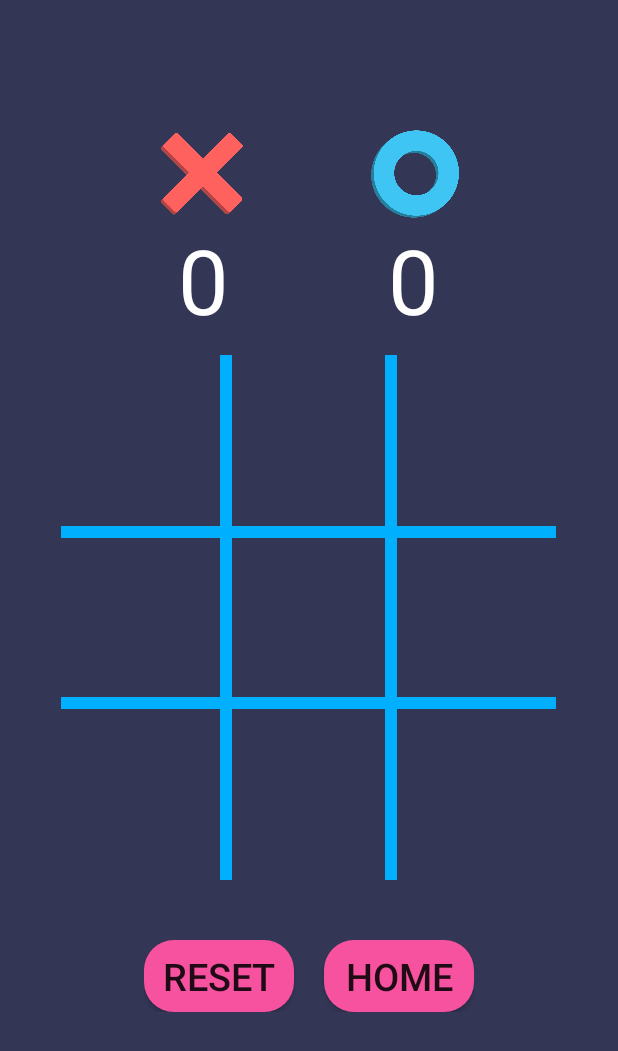
After one commit to Ravishanker7/Tic-Tac-Toe-using-Minmax-algorithm, an Android app: the multiplayer screen opened directly, with no data from a screen before it, on a phone screen of 412 x 824 dp. The commit adds this screen. Shown: the top 1051 px of the screen. Run offline under Robolectric (Android 15) with nearby library versions, the phone set to English and light mode, and no system bars.

Commit message:
multiplayer

```diff
--- a/app/src/main/java/com/example/ttt/MainActivity.java
+++ b/app/src/main/java/com/example/ttt/MainActivity.java
@@ -2,6 +2,8 @@ package com.example.ttt;
 
 import androidx.appcompat.app.AppCompatActivity;
 
+import android.content.Intent;
+import android.media.MediaPlayer;
 import android.os.Bundle;
 import android.view.View;
 import android.widget.Button;
@@ -15,10 +17,10 @@ public class MainActivity extends AppCompatActivity {
     private int w1=3,w2=3,w3=3,w4=3,w5=3,w6=3,w7=3,w8=3,w9=3;
     private String checkplayer="X";
     private int count=0,xcount=0,ocount=0;
-    private Button resetButton;
+    private Button resetButton,homee;
     private TextView xscoree,oscoree;
 
-
+    private MediaPlayer play;
     @Override
     protected void onCreate(Bundle savedInstanceState) {
         super.onCreate(savedInstanceState);
@@ -39,6 +41,12 @@ public class MainActivity extends AppCompatActivity {
         xscoree=findViewById(R.id.xscore);
         oscoree=findViewById(R.id.oscore);
 
+        homee=findViewById(R.id.home1);
+
+        play=MediaPlayer.create(this,R.raw.music);
+
+        play.start();
+
         resetButton.setOnClickListener(new View.OnClickListener() {
             @Override
             public void onClick(View v) {
@@ -47,6 +55,13 @@ public class MainActivity extends AppCompatActivity {
                 ocount = 0;
                 xscoree.setText(String.valueOf(xcount));
                 oscoree.setText(String.valueOf(ocount));
+            }
+        });
+
+        homee.setOnClickListener(new View.OnClickListener() {
+            @Override
+            public void onClick(View v) {
+                startActivity(new Intent(MainActivity.this,chooselevel.class));
             }
         });
 
--- a/app/src/main/java/com/example/ttt/chooselevel.java
+++ b/app/src/main/java/com/example/ttt/chooselevel.java
@@ -25,5 +25,12 @@ public class chooselevel extends AppCompatActivity {
                 finish();
             }
         });
+
+        multiplayer.setOnClickListener(new View.OnClickListener() {
+            @Override
+            public void onClick(View v) {
+                startActivity(new Intent(chooselevel.this,MainActivity.class));
+            }
+        });
     }
 }
--- /dev/null
+++ b/app/src/main/java/com/example/ttt/multiplayer.java
@@ -0,0 +1,115 @@
+package com.example.ttt;
+
+import androidx.appcompat.app.AppCompatActivity;
+
+import android.content.Intent;
+import android.os.Bundle;
+import android.view.View;
+import android.widget.Button;
+import android.widget.ImageView;
+import android.widget.TextView;
+import android.widget.Toast;
+
+public class multiplayer extends AppCompatActivity {
+
+    private ImageView btn1,btn2,btn3,btn4,btn5,btn6,btn7,btn8,btn9;
+    private int w1=3,w2=3,w3=3,w4=3,w5=3,w6=3,w7=3,w8=3,w9=3;
+    private String checkplayer="X";
+    private int count=0,xcount=0,ocount=0;
+    private Button resetButton,homee;
+    private TextView xscoree,oscoree;
+    private String winner;
+
+    //since there are 9 grids
+    //if avialable is 0 than place x
+    //if available is 1 than place 0
+    //else 2 is equal to NULL
+    int[] available={2,2,2,2,2,2,2,2,2};
+    //now we have to check the winning positions of the game
+    int[][] winningpositions={{0,1,2},{3,4,5},{6,7,8},{0,3,6},{1,4,7},{2,5,8},{0,4,8},{2,4,6}};
+
+    @Override
+    protected void onCreate(Bundle savedInstanceState) {
+        super.onCreate(savedInstanceState);
+        setContentView(R.layout.activity_multiplayer);
+
+        btn1=findViewById(R.id.img1);
+        btn2=findViewById(R.id.img2);
+        btn3=findViewById(R.id.img3);
+        btn4=findViewById(R.id.img4);
+        btn5=findViewById(R.id.img5);
+        btn6=findViewById(R.id.img6);
+        btn7=findViewById(R.id.img7);
+        btn8=findViewById(R.id.img8);
+        btn9=findViewById(R.id.img9);
+
+        resetButton=findViewById(R.id.rst1);
+
+
+        xscoree=findViewById(R.id.xscore);
+        oscoree=findViewById(R.id.oscore);
+
+        homee=findViewById(R.id.home1);
+
+        resetButton.setOnClickListener(new View.OnClickListener() {
+            @Override
+            public void onClick(View v) {
+                // Call the reset method
+                xcount = 0;
+                ocount = 0;
+                xscoree.setText(String.valueOf(xcount));
+                oscoree.setText(String.valueOf(ocount));
+            }
+        });
+
+        homee.setOnClickListener(new View.OnClickListener() {
+            @Override
+            public void onClick(View v) {
+                startActivity(new Intent(multiplayer.this,chooselevel.class));
+            }
+        });
+
+        btn1.setOnClickListener(new View.OnClickListener() {
+            @Override
+            public void onClick(View v) {
+
+                changeplayer();
+                checkwinner();
+            }
+        });
+
+        btn1.setOnClickListener(new View.OnClickListener() {
+            @Override
+            public void onClick(View v) {
+                if(changeplayer()) {
+                    available[0] = 0;
+                }else{
+                    available[0]=1;
+                }
+            }
+        });
+    }
+    private boolean changeplayer(){
+        if(checkplayer.equals("X")){
+            checkplayer="O";
+            return true;
+        }else{
+            checkplayer="X";
+            return false;
+        }
+    }
+    private void checkwinner(){
+        for(int[] winningpositions:winningpositions){
+            if(available[winningpositions[0]]==available[winningpositions[1]]
+                    && available[winningpositions[1]]==available[winningpositions[2]] &&
+                    available[winningpositions[0]]!=2){
+                if(available[winningpositions[0]]==0){
+                    Toast.makeText(this, "X WON", Toast.LENGTH_SHORT).show();
+                }else{
+                    Toast.makeText(this, "0 WON", Toast.LENGTH_SHORT).show();
+                }
+            }
+        }
+    }
+
+}
--- /dev/null
+++ b/app/src/main/res/layout/activity_multiplayer.xml
@@ -0,0 +1,257 @@
+<?xml version="1.0" encoding="utf-8"?>
+<RelativeLayout xmlns:android="http://schemas.android.com/apk/res/android"
+    xmlns:app="http://schemas.android.com/apk/res-auto"
+    xmlns:tools="http://schemas.android.com/tools"
+    android:layout_width="match_parent"
+    android:layout_height="match_parent"
+    tools:context=".MainActivity"
+    android:background="#343656">
+
+    <LinearLayout
+        android:layout_width="wrap_content"
+        android:layout_height="wrap_content"
+        android:orientation="horizontal"
+        android:id="@+id/xlinear"
+        android:layout_above="@id/btn2"
+        android:layout_centerHorizontal="true"
+        android:layout_marginBottom="10dp">
+        <LinearLayout
+            android:layout_width="wrap_content"
+            android:layout_height="wrap_content"
+            android:orientation="vertical">
+            <ImageView
+                android:layout_width="60dp"
+                android:layout_height="60dp"
+                android:layout_gravity="center"
+                android:src="@drawable/xcopy">
+            </ImageView>
+            <TextView
+                android:layout_width="wrap_content"
+                android:layout_height="wrap_content"
+                android:textSize="60dp"
+                android:id="@+id/xscore"
+                android:textColor="@color/white"
+                android:layout_gravity="center"
+                android:text="0">
+            </TextView>
+        </LinearLayout>
+        <LinearLayout
+            android:layout_width="wrap_content"
+            android:layout_height="wrap_content"
+            android:layout_marginLeft="80dp"
+            android:orientation="vertical">
+            <ImageView
+                android:layout_width="60dp"
+                android:layout_height="60dp"
+                android:layout_gravity="center"
+                android:src="@drawable/ocopy">
+            </ImageView>
+            <TextView
+                android:layout_width="wrap_content"
+                android:layout_height="wrap_content"
+                android:textSize="60dp"
+                android:id="@+id/oscore"
+                android:textColor="@color/white"
+                android:layout_gravity="center"
+                android:text="0">
+            </TextView>
+        </LinearLayout>
+
+    </LinearLayout>
+
+    <RelativeLayout
+        android:layout_width="90dp"
+        android:layout_height="90dp"
+        android:layout_centerInParent="true"
+        android:id="@+id/btn5"
+        android:layout_marginLeft="20dp"
+        android:layout_marginRight="20dp">
+
+        <ImageView
+            android:layout_width="match_parent"
+            android:layout_height="match_parent"
+            android:id="@+id/img5">
+        </ImageView>
+    </RelativeLayout>
+    <RelativeLayout
+        android:layout_width="90dp"
+        android:layout_height="90dp"
+        android:layout_centerInParent="true"
+        android:id="@+id/btn8"
+        android:layout_below="@id/btn5"
+        android:layout_marginTop="20dp"
+        android:layout_marginLeft="20dp"
+        android:layout_marginRight="20dp">
+
+        <ImageView
+            android:layout_width="match_parent"
+            android:layout_height="match_parent"
+            android:id="@+id/img8">
+        </ImageView>
+    </RelativeLayout>
+    <RelativeLayout
+        android:layout_width="90dp"
+        android:layout_height="90dp"
+        android:layout_centerInParent="true"
+        android:id="@+id/btn4"
+        android:layout_toLeftOf="@id/btn5">
+
+        <ImageView
+            android:id="@+id/img4"
+            android:layout_width="match_parent"
+            android:layout_height="match_parent">
+        </ImageView>
+    </RelativeLayout>
+    <RelativeLayout
+        android:layout_width="90dp"
+        android:layout_height="90dp"
+        android:layout_centerInParent="true"
+        android:id="@+id/btn6"
+        android:layout_toRightOf="@id/btn5">
+
+        <ImageView
+            android:layout_width="match_parent"
+            android:layout_height="match_parent"
+            android:id="@+id/img6">
+        </ImageView>
+    </RelativeLayout>
+    <RelativeLayout
+        android:layout_width="90dp"
+        android:layout_height="90dp"
+        android:layout_centerInParent="true"
+        android:id="@+id/btn7"
+        android:layout_below="@id/btn5"
+        android:layout_marginTop="20dp"
+        android:layout_toLeftOf="@id/btn8">
+
+        <ImageView
+            android:layout_width="match_parent"
+            android:layout_height="match_parent"
+            android:id="@+id/img7">
+        </ImageView>
+    </RelativeLayout>
+    <RelativeLayout
+        android:layout_width="90dp"
+        android:layout_height="90dp"
+        android:layout_centerInParent="true"
+        android:id="@+id/btn9"
+        android:layout_below="@id/btn5"
+        android:layout_marginTop="20dp"
+        android:layout_toRightOf="@id/btn8">
+
+        <ImageView
+            android:layout_width="match_parent"
+            android:layout_height="match_parent"
+            android:id="@+id/img9">
+        </ImageView>
+    </RelativeLayout>
+    <RelativeLayout
+        android:layout_width="90dp"
+        android:layout_height="90dp"
+        android:layout_centerInParent="true"
+        android:id="@+id/btn2"
+        android:layout_above="@id/btn5"
+        android:layout_marginBottom="20dp"
+        android:layout_marginTop="20dp">
+
+        <ImageView
+            android:layout_width="match_parent"
+            android:layout_height="match_parent"
+            android:id="@+id/img2">
+        </ImageView>
+    </RelativeLayout>
+    <RelativeLayout
+        android:layout_width="90dp"
+        android:layout_height="90dp"
+        android:layout_centerInParent="true"
+        android:id="@+id/btn1"
+        android:layout_above="@id/btn5"
+        android:layout_toLeftOf="@id/btn2"
+        android:layout_marginRight="20dp"
+        android:layout_marginBottom="20dp"
+        android:layout_marginTop="20dp">
+
+        <ImageView
+            android:layout_width="match_parent"
+            android:layout_height="match_parent"
+            android:id="@+id/img1">
+        </ImageView>
+    </RelativeLayout>
+    <RelativeLayout
+        android:layout_width="90dp"
+        android:layout_height="90dp"
+        android:layout_centerInParent="true"
+        android:id="@+id/btn3"
+        android:layout_above="@id/btn5"
+        android:layout_toRightOf="@id/btn2"
+        android:layout_marginLeft="20dp"
+        android:layout_marginBottom="20dp">
+
+        <ImageView
+            android:layout_width="match_parent"
+            android:layout_height="match_parent"
+            android:id="@+id/img3">
+        </ImageView>
+    </RelativeLayout>
+
+
+    <RelativeLayout
+        android:layout_width="330dp"
+        android:layout_height="8dp"
+        android:background="#00B0FF"
+        android:layout_centerHorizontal="true"
+        android:layout_marginBottom="8dp"
+        android:layout_above="@id/btn5">
+    </RelativeLayout>
+    <RelativeLayout
+        android:layout_width="330dp"
+        android:layout_height="8dp"
+        android:background="#00B0FF"
+        android:layout_centerHorizontal="true"
+        android:layout_marginTop="8dp"
+        android:layout_below="@id/btn5">
+    </RelativeLayout>
+    <RelativeLayout
+        android:layout_width="8dp"
+        android:layout_height="350dp"
+        android:background="#00B0FF"
+        android:layout_centerVertical="true"
+        android:layout_toLeftOf="@id/btn5"
+        android:layout_marginRight="-14dp">
+    </RelativeLayout>
+    <RelativeLayout
+        android:layout_width="8dp"
+        android:layout_height="350dp"
+        android:background="#00B0FF"
+        android:layout_centerVertical="true"
+        android:layout_toRightOf="@id/btn5"
+        android:layout_marginLeft="-14dp">
+    </RelativeLayout>
+
+    <LinearLayout
+        android:layout_width="wrap_content"
+        android:layout_height="wrap_content"
+        android:layout_centerHorizontal="true"
+        android:layout_below="@id/btn8"
+        android:layout_marginTop="60dp"
+        android:orientation="horizontal">
+        <Button
+            android:layout_width="100dp"
+            android:layout_height="match_parent"
+            android:layout_below="@+id/rst2"
+            android:id="@+id/rst1"
+            android:text="RESET"
+            android:background="@drawable/selectleveldesign"
+            android:textSize="25sp">
+        </Button>
+        <Button
+            android:layout_width="100dp"
+            android:layout_marginLeft="20dp"
+            android:layout_height="match_parent"
+            android:id="@+id/home1"
+            android:text="HOME"
+            android:background="@drawable/selectleveldesign"
+            android:textSize="25sp">
+        </Button>
+    </LinearLayout>
+</RelativeLayout>
```
Also changed, not shown: app/src/main/AndroidManifest.xml (+6 -3 lines), 2 other files.
